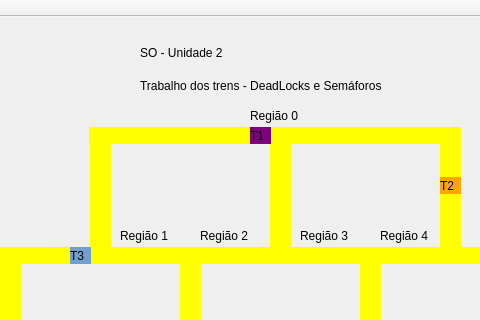
Qt form mainwindow.ui (TwoDotS2/s_o-trabalho_02-trens) before a commit; both pictures show x 170 to 650 and y 0 to 320 of the 848 by 720 pixel window.
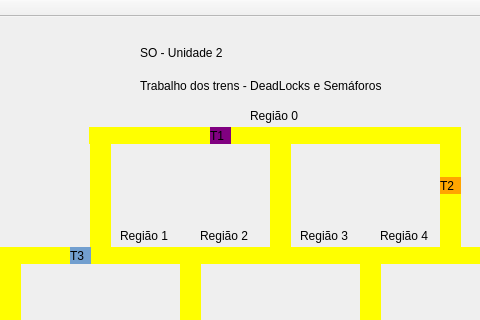
The same form after that commit.

The edit to the form file:
```diff
--- a/mainwindow.ui
+++ b/mainwindow.ui
@@ -17,7 +17,7 @@
    <widget class="QLabel" name="label_trem1">
     <property name="geometry">
      <rect>
-      <x>420</x>
+      <x>380</x>
       <y>110</y>
       <width>21</width>
       <height>17</height>
```
Left out of the diff: 2 changed lines with no effect on the pictures.
